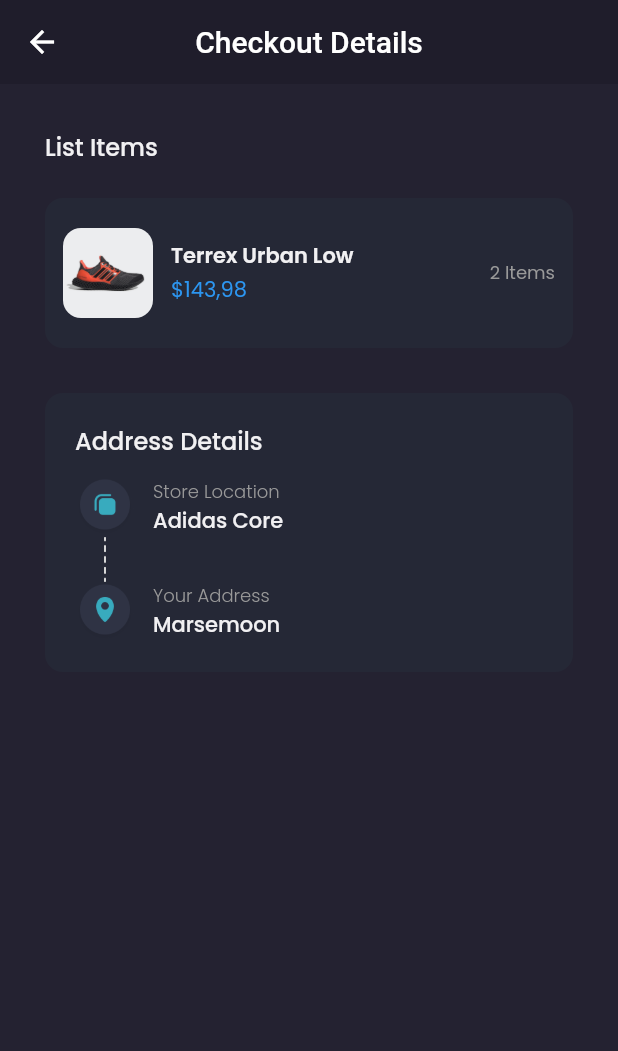
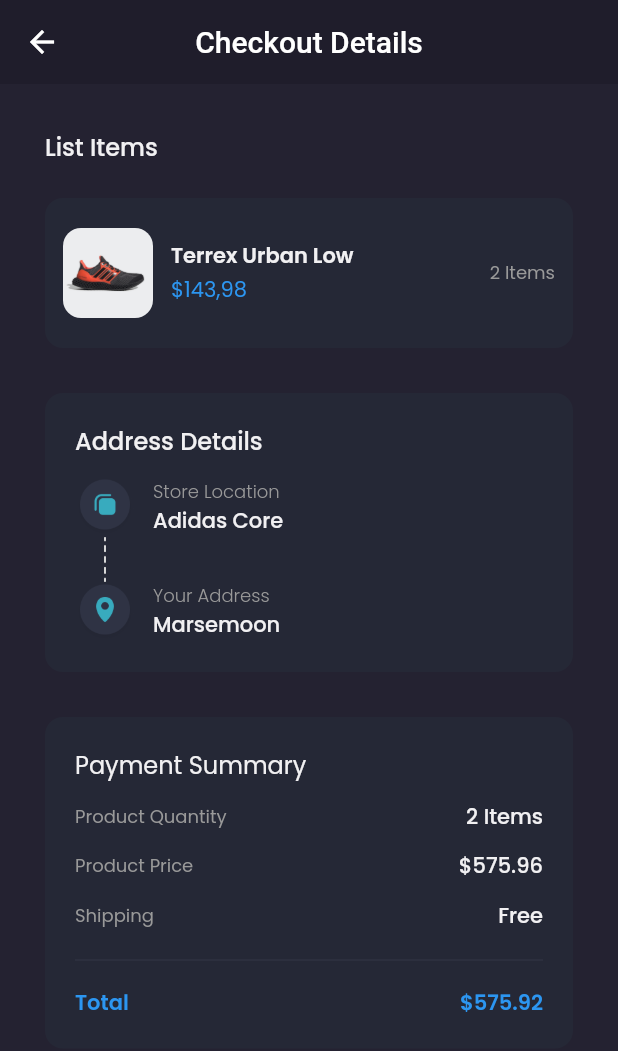
Before and after one commit to Syahro/shamo, a Flutter app: the CheckoutPage screen opened by its route, on a phone screen of 412 x 824 dp. Shown: the top 1051 px of the screen. Run offline on Flutter 3.47's test engine with Material 2 defaults, Android fonts, the phone set to English and light mode, and no system bars; our stand-ins replace carousel_slider, google_fonts.

Commit message:
done add paymentSummary on CheckoutPage

```diff
--- a/lib/pages/home/checkout_page.dart
+++ b/lib/pages/home/checkout_page.dart
@@ -117,10 +117,99 @@ class CheckoutPage extends StatelessWidget {
                 )
               ],
             ),
-          )
+          ),
 
-
-
+          //NOTE: PAYMENT SUMMARY
+          Container(
+            margin: EdgeInsets.only(top: defaultMargin),
+            padding: EdgeInsets.all(20),
+            decoration: BoxDecoration(
+              color: backgroundColor4,
+              borderRadius: BorderRadius.circular(12),
+            ),
+            child: Column(
+              crossAxisAlignment: CrossAxisAlignment.start,
+              children: [
+                Text(
+                  'Payment Summary',
+                  style: primaryTextStyle.copyWith(fontSize: 16),
+                ),
+                SizedBox(
+                  height: 12,
+                ),
+                Row(
+                  mainAxisAlignment: MainAxisAlignment.spaceBetween,
+                  children: [
+                    Text(
+                      'Product Quantity',
+                      style: secondaryTextStyle.copyWith(fontSize: 12),
+                    ),
+                    Text(
+                      '2 Items',
+                      style: primaryTextStyle.copyWith(fontWeight: medium),
+                    ),
+                  ],
+                ),
+                SizedBox(
+                  height: 12,
+                ),
+                Row(
+                  mainAxisAlignment: MainAxisAlignment.spaceBetween,
+                  children: [
+                    Text(
+                      'Product Price',
+                      style: secondaryTextStyle.copyWith(fontSize: 12),
+                    ),
+                    Text(
+                      '\$575.96',
+                      style: primaryTextStyle.copyWith(fontWeight: medium),
+                    ),
+                  ],
+                ),
+                SizedBox(
+                  height: 12,
+                ),
+                Row(
+                  mainAxisAlignment: MainAxisAlignment.spaceBetween,
+                  children: [
+                    Text(
+                      'Shipping',
+                      style: secondaryTextStyle.copyWith(fontSize: 12),
+                    ),
+                    Text(
+                      'Free',
+                      style: primaryTextStyle.copyWith(fontWeight: medium),
+                    ),
+                  ],
+                ),
+                SizedBox(
+                  height: 11,
+                ),
+                Divider(
+                  thickness: 1,
+                  color: Color(0XFF2E3141),
+                ),
+                SizedBox(
+                  height: 10,
+                ),
+                Row(
+                  mainAxisAlignment: MainAxisAlignment.spaceBetween,
+                  children: [
+                    Text(
+                      'Total',
+                      style: priceTextStyle.copyWith(
+                          fontSize: 14, fontWeight: semiBold),
+                    ),
+                    Text(
+                      '\$575.92',
+                      style: priceTextStyle.copyWith(
+                          fontSize: 14, fontWeight: semiBold),
+                    ),
+                  ],
+                ),
+              ],
+            ),
+          ),
         ],
       );
     }
```
